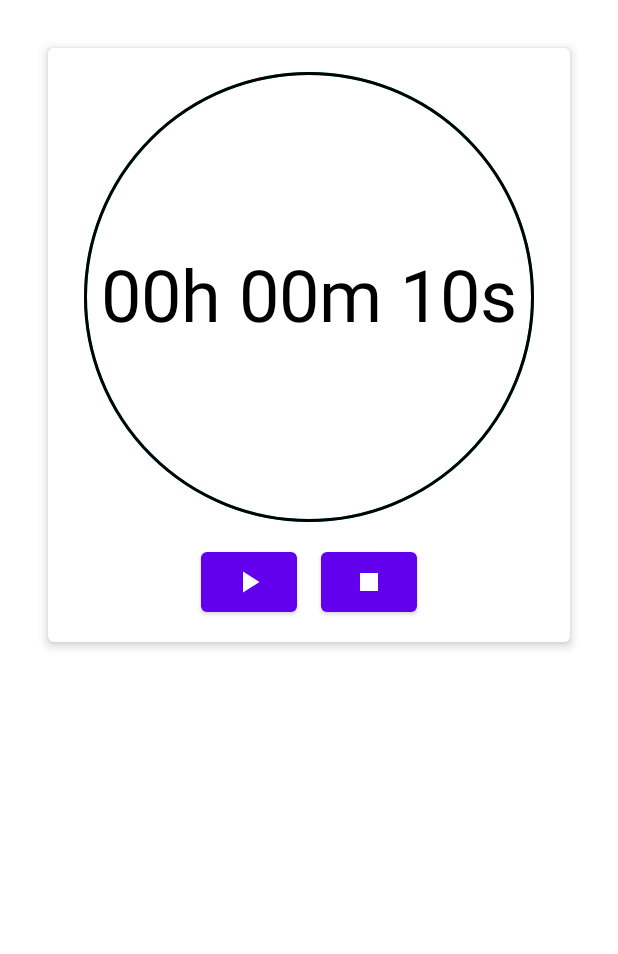
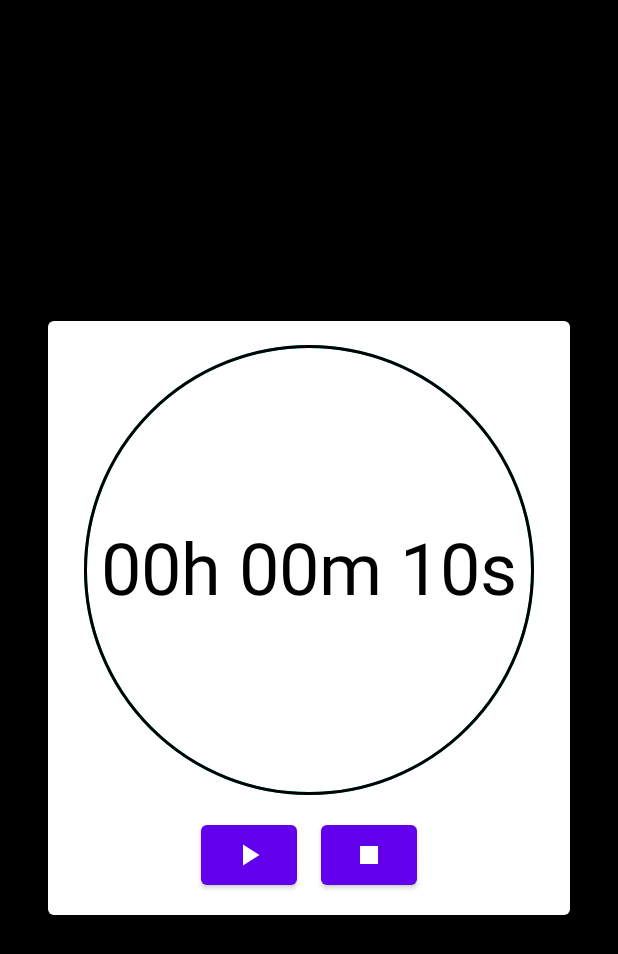
Before and after one commit to Shady-Selim/android-dev-challenge-compose-week2, an Android app built with Jetpack Compose: the screen it shows after launch (MainActivity), on a phone screen of 412 x 824 dp. Shown: the top 954 px of the screen. Run offline under Robolectric (Android 15) with nearby library versions, the phone set to English and light mode, and no system bars.

Commit message:
Final UI tweaks with screen shots and video push

```diff
--- a/app/src/main/java/com/example/androiddevchallenge/MainActivity.kt
+++ b/app/src/main/java/com/example/androiddevchallenge/MainActivity.kt
@@ -55,22 +55,6 @@ class MainActivity : AppCompatActivity() {
 // Start building your app here!
 @Composable
 fun MyApp() {
-    Surface(
-        color = MaterialTheme.colors.background,
-    ) {
-        Card(
-            elevation = 4.dp,
-            modifier = Modifier
-                .padding(32.dp)
-                .fillMaxWidth(),
-        ) {
-            CountDownUI()
-        }
-    }
-}
-
-@Composable
-fun CountDownUI() {
     var progress by remember { mutableStateOf(1f) }
     var timer: Long by remember { mutableStateOf(10_000) }
     var tempTimer by remember { mutableStateOf(timer) }
@@ -94,7 +78,6 @@ fun CountDownUI() {
         }
     )
     var changeClockCountDown by remember { mutableStateOf(false) }
-
     var counterCancel by remember { mutableStateOf(false) }
     var counterPause by remember { mutableStateOf(false) }
     var counterStarted by remember { mutableStateOf(false) }
@@ -122,7 +105,16 @@ fun CountDownUI() {
         }
     }
 
-
+    Surface(
+        color = animatedColor,
+        modifier = Modifier.fillMaxHeight()
+    ) {
+        Card(
+            elevation = 4.dp,
+            modifier = Modifier
+                .padding(32.dp)
+                .fillMaxWidth().wrapContentHeight()
+        ) {
             Column(
                 horizontalAlignment = Alignment.CenterHorizontally,
                 modifier = Modifier
@@ -239,6 +231,8 @@ fun CountDownUI() {
                 }
             }
         }
+    }
+}
 
 @Preview("Light Theme", widthDp = 360, heightDp = 640)
 @Composable
```
Also changed, not shown: 5 other files. Lines whose indentation alone changed are shown as unchanged.
